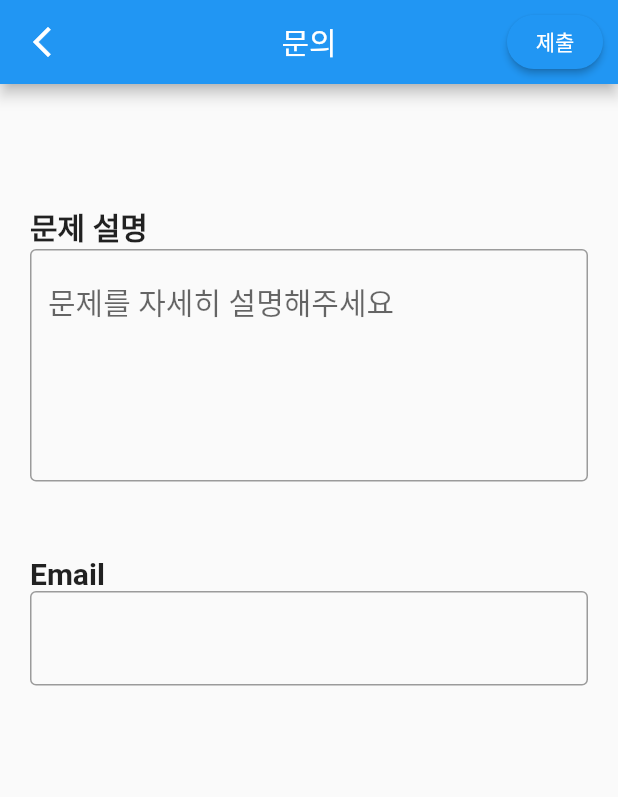
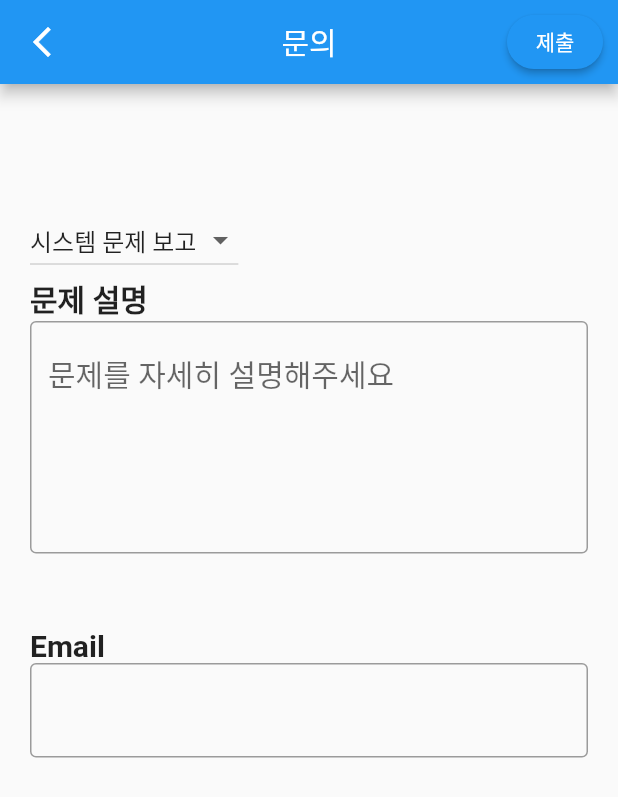
Before and after one commit to KMUCapstoneProject/FrontEnd, a Flutter app: the Inquiry screen opened directly, on a phone screen of 412 x 824 dp. Shown: the top 797 px of the screen. Run offline on Flutter 3.47's test engine with Material 2 defaults, Android fonts, the light colour scheme and no system bars; our stand-ins replace carousel_slider, dio, geolocator, get, google_maps_flutter, image_picker and 1 more; missing offline and left inert: cookie_jar, custom_info_window, dio_cookie_manager.

Commit message:
콤보박스 추가

```diff
--- a/lib/registration/inquiry_page.dart
+++ b/lib/registration/inquiry_page.dart
@@ -8,6 +8,16 @@ class Inquiry extends StatefulWidget {
 }
 
 class _InquiryState extends State<Inquiry> {
+  final valueList = ['시스템 문제 보고', '길 찾기 문제 보고', '질문', '요청'];
+  String select = "";
+  @override
+  void initState() {
+    super.initState();
+    setState(() {
+      select = valueList[0];
+    });
+  }
+
   upload() async {}
   backScrean() async {}
   @override
@@ -39,17 +49,32 @@ class _InquiryState extends State<Inquiry> {
       body: SingleChildScrollView(
         child: Container(
           padding: const EdgeInsets.fromLTRB(20, 80, 20, 0),
-          child: const Column(
+          child: Column(
             crossAxisAlignment: CrossAxisAlignment.start,
             children: [
-              Text(
+              DropdownButton(
+                value: select,
+                items: valueList
+                    .map((e) => DropdownMenuItem(
+                  value: e, // 선택 시 onChanged 를 통해 반환할 value
+                  child: Text(e),
+                ))
+                    .toList(),
+                onChanged: (value) {
+                  // items 의 DropdownMenuItem 의 value 반환
+                  setState(() {
+                    select = value!;
+                  });
+                },
+              ),
+              const Text(
                 '문제 설명',
                 style: TextStyle(
                   fontSize: 20,
                   fontWeight: FontWeight.w600,
                 ),
               ),
-              TextField(
+              const TextField(
                 maxLines: 5,
                 style: TextStyle(
                   fontSize: 20,
@@ -60,17 +85,17 @@ class _InquiryState extends State<Inquiry> {
                   border: OutlineInputBorder(),
                 ),
               ),
-              SizedBox(
+              const SizedBox(
                 height: 50,
               ),
-              Text(
+              const Text(
                 'Email',
                 style: TextStyle(
                   fontSize: 20,
                   fontWeight: FontWeight.w600,
                 ),
               ),
-              TextField(
+              const TextField(
                 style: TextStyle(
                   fontSize: 20,
                   fontWeight: FontWeight.w500,
```
